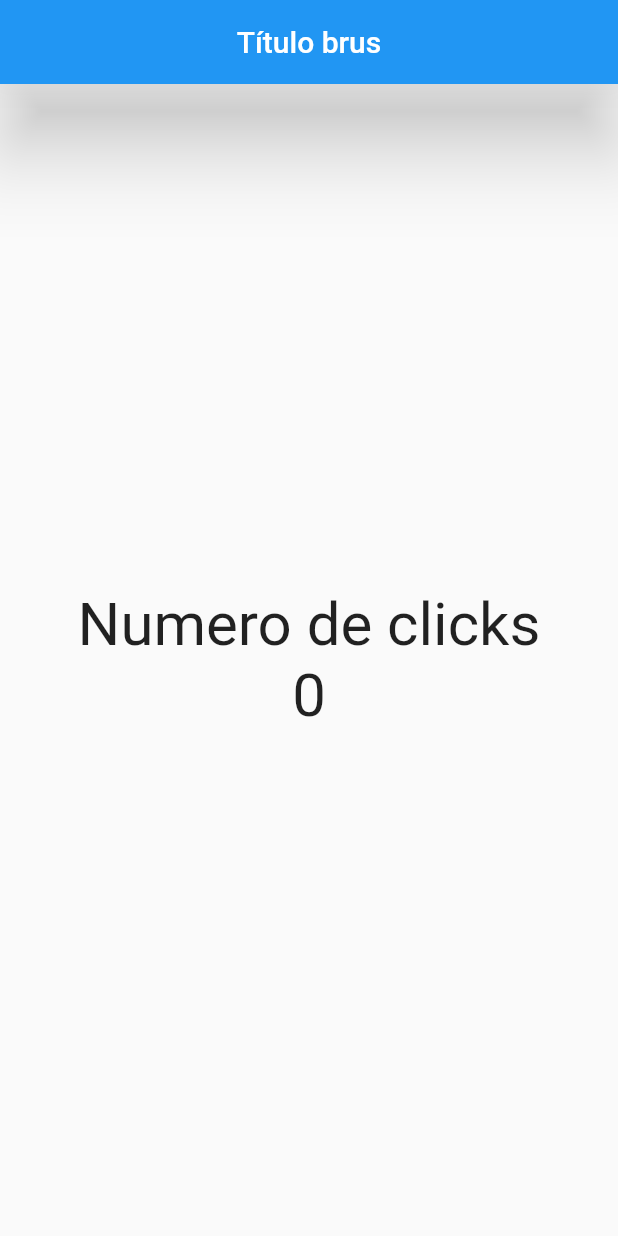
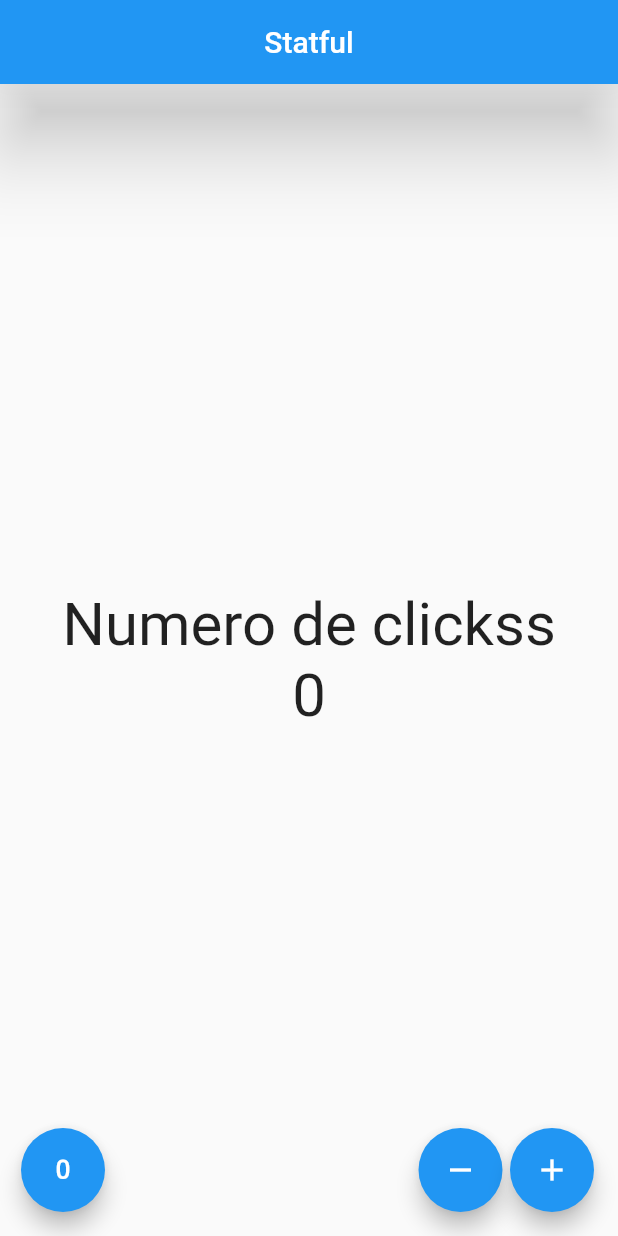
Before and after one commit to VictorJuanJF/flutter, a Flutter app: the screen it shows after launch, on a phone screen of 412 x 824 dp. Run offline on Flutter 3.47's test engine with Material 2 defaults, Android fonts, the phone set to English and light mode, and no system bars.

Commit message:
finished contador app

```diff
--- a/lib/src/app.dart
+++ b/lib/src/app.dart
@@ -1,11 +1,13 @@
 import 'package:flutter/material.dart';
-import 'package:flutter_app/src/pages/home_page.dart';
+import 'package:flutter_app/src/pages/contador_page.dart';
+// import 'package:flutter_app/src/pages/home_page.dart';
 
 class MyApp extends StatelessWidget {
   @override
   Widget build(BuildContext context) {
     return MaterialApp(
-      home: Center(child: HomePage()),
+      debugShowCheckedModeBanner: false,
+      home: Center(child: ContadorPage()),
     );
   }
 }
--- /dev/null
+++ b/lib/src/pages/contador_page.dart
@@ -0,0 +1,77 @@
+import 'package:flutter/material.dart';
+
+class ContadorPage extends StatefulWidget {
+  @override
+  createState() {
+    return _ContadorPageState();
+  }
+}
+
+class _ContadorPageState extends State<ContadorPage> {
+  final _estiloTexto = TextStyle(fontSize: 40.0);
+  int _conteo = 0;
+
+  @override
+  Widget build(BuildContext context) {
+    return Scaffold(
+      appBar: AppBar(
+        title: Text('Statful'),
+        centerTitle: true,
+        elevation: 23.0,
+      ),
+      body: Center(
+        child: Column(
+          mainAxisAlignment: MainAxisAlignment.center,
+          children: <Widget>[
+            Text(
+              'Numero de clickss',
+              style: _estiloTexto,
+            ),
+            Text('$_conteo', style: _estiloTexto)
+          ],
+        ),
+      ),
+      floatingActionButton: _crearBotones(),
+    );
+  }
+
+  Widget _crearBotones() {
+    return Row(mainAxisAlignment: MainAxisAlignment.end, children: <Widget>[
+      SizedBox(
+        width: 30.0,
+      ),
+      FloatingActionButton(
+        child: Icon(Icons.exposure_zero),
+        onPressed: _reset,
+      ),
+      Expanded(
+        child: SizedBox(
+          width: 5.0,
+        ),
+      ),
+      FloatingActionButton(
+        child: Icon(Icons.remove),
+        onPressed: _sustraer,
+      ),
+      SizedBox(
+        width: 5.0,
+      ),
+      FloatingActionButton(
+        child: Icon(Icons.add),
+        onPressed: _agregar,
+      ),
+    ]);
+  }
+
+  void _agregar() {
+    setState(() => _conteo++);
+  }
+
+  void _sustraer() {
+    setState(() => _conteo--);
+  }
+
+  void _reset() {
+    setState(() => _conteo = 0);
+  }
+}
--- a/lib/src/pages/home_page.dart
+++ b/lib/src/pages/home_page.dart
@@ -2,6 +2,7 @@ import 'package:flutter/material.dart';
 
 class HomePage extends StatelessWidget {
   final estiloTexto = TextStyle(fontSize: 40.0);
+  final conteo = 10;
 
   @override
   Widget build(BuildContext context) {
@@ -16,12 +17,18 @@ class HomePage extends StatelessWidget {
           mainAxisAlignment: MainAxisAlignment.center,
           children: <Widget>[
             Text(
-              'Numero de clicks',
+              'Numero de clickss',
               style: estiloTexto,
             ),
-            Text('0', style: estiloTexto)
+            Text('$conteo', style: estiloTexto)
           ],
         ),
+      ),
+      floatingActionButton: FloatingActionButton(
+        child: Icon(Icons.add),
+        onPressed: () {
+          conteo = conteo + 1;
+        },
       ),
     );
   }
```
